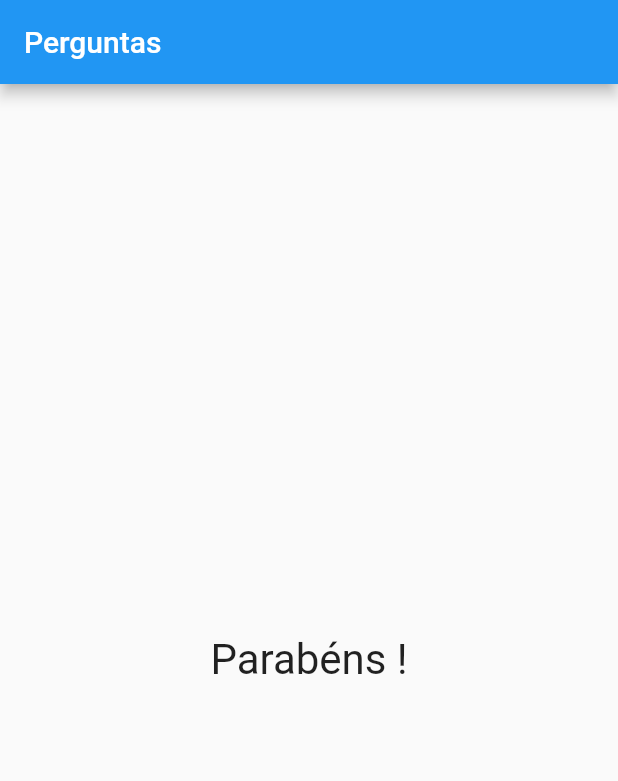
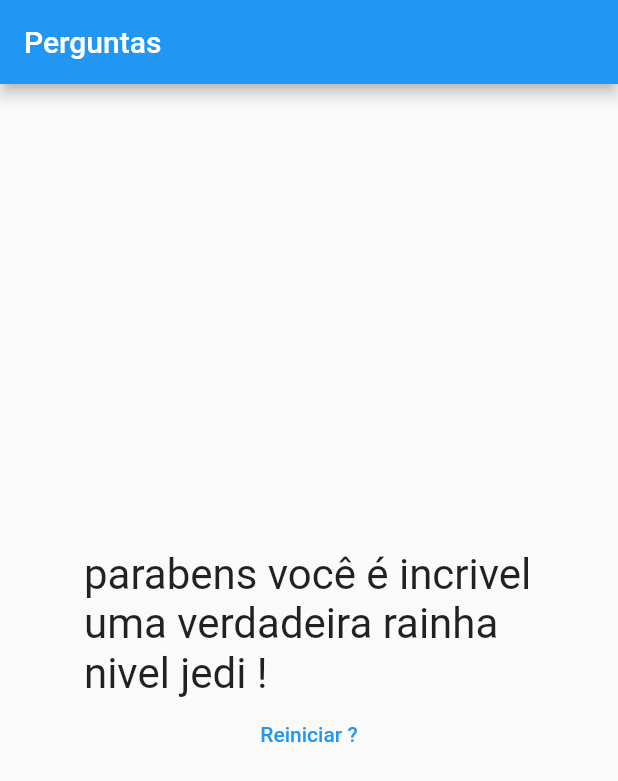
Before and after one commit to pgabrieldeveloper/perguntas_repostas, a Flutter app: the screen it shows after launch, after a tap on "branco", after a tap on "gabriel", after a tap on "cobra", on a phone screen of 412 x 824 dp. Shown: the top 781 px of the screen. Run offline on Flutter 3.47's test engine with Material 2 defaults, Android fonts, the phone set to English and light mode, and no system bars.

```diff
--- a/lib/main.dart
+++ b/lib/main.dart
@@ -9,6 +9,7 @@ main() {
 
 class _PerguntaAppState extends State<PerguntaApp> {
   var _indicePergunta = 0;
+  var _pontuacaoTotal = 0;
 
   final List<Map<String, Object>> _perguntas = const [
     {
@@ -45,11 +46,11 @@ class _PerguntaAppState extends State<PerguntaApp> {
         },
         {
           'texto': 'tezinha',
-          'nota': 0,
+          'nota': 5,
         },
         {
           'texto': 'juliano',
-          'nota': 0,
+          'nota': 9,
         },
       ]
     },
@@ -79,12 +80,21 @@ class _PerguntaAppState extends State<PerguntaApp> {
     return _indicePergunta < _perguntas.length;
   }
 
-  void _responder() {
+  void _responder(int pontuacao) {
     if (this.temPerguntaSelecionada) {
       setState(() {
         _indicePergunta++;
+        _pontuacaoTotal += pontuacao;
       });
+      print(_pontuacaoTotal);
     }
+  }
+
+  void _reiniciar() {
+    setState(() {
+      _indicePergunta = 0;
+      _pontuacaoTotal = 0;
+    });
   }
 
   @override
@@ -104,7 +114,7 @@ class _PerguntaAppState extends State<PerguntaApp> {
                 indicePergunta: _indicePergunta,
                 onSelect: _responder,
               )
-            : Resultado(),
+            : Resultado(_pontuacaoTotal, _reiniciar),
       ),
     );
   }
--- a/lib/questionario.dart
+++ b/lib/questionario.dart
@@ -5,7 +5,7 @@ import 'package:perguntas_respostas/resposta.dart';
 class Questionario extends StatelessWidget {
   final List<Map<String, Object>> perguntas;
   final int indicePergunta;
-  final void Function() onSelect;
+  final void Function(int) onSelect;
 
   bool get temPerguntaSelecionada {
     return indicePergunta < perguntas.length;
@@ -26,9 +26,11 @@ class Questionario extends StatelessWidget {
     return Column(
       children: [
         Qeustao(perguntas[indicePergunta]['texto'].toString()),
-        ...respostas
-            .map((resp) => Resposta(resp['texto'].toString(), onSelect))
-            .toList()
+        ...respostas.map((res) {
+          return Resposta(res['texto'].toString(), () {
+            onSelect(int.parse(res['nota'].toString()));
+          });
+        })
       ],
     );
   }
--- a/lib/resposta.dart
+++ b/lib/resposta.dart
@@ -1,5 +1,3 @@
-import 'dart:html';
-
 import 'package:flutter/material.dart';
 import 'package:flutter/widgets.dart';
 
--- a/lib/resultado.dart
+++ b/lib/resultado.dart
@@ -1,12 +1,44 @@
 import 'package:flutter/cupertino.dart';
+import 'package:flutter/material.dart';
 
 class Resultado extends StatelessWidget {
+  final int _pontuacaoTotal;
+  void Function() onRestart;
+  String get fraseResultado {
+    if (_pontuacaoTotal == 30) {
+      return "parabens você é incrivel uma verdadeira rainha nivel jedi !";
+    } else if (_pontuacaoTotal == 29) {
+      return "parabén vc é incrivel nivel Shark !";
+    } else if (_pontuacaoTotal == 25) {
+      return "você é legal !";
+    } else if (_pontuacaoTotal == 20) {
+      return "você é uma pessoa!";
+    }
+    return "";
+  }
+
+  Resultado(this._pontuacaoTotal, this.onRestart);
+
   @override
   Widget build(BuildContext context) {
     return Center(
-      child: Text(
-        'Parabéns !',
-        style: TextStyle(fontSize: 28),
+      child: Container(
+        width: 300,
+        child: Column(
+          mainAxisAlignment: MainAxisAlignment.center,
+          children: [
+            Center(
+              child: Text(
+                fraseResultado,
+                style: TextStyle(fontSize: 28),
+              ),
+            ),
+            TextButton(
+              child: Text('Reiniciar ?'),
+              onPressed: onRestart,
+            )
+          ],
+        ),
       ),
     );
   }
```
